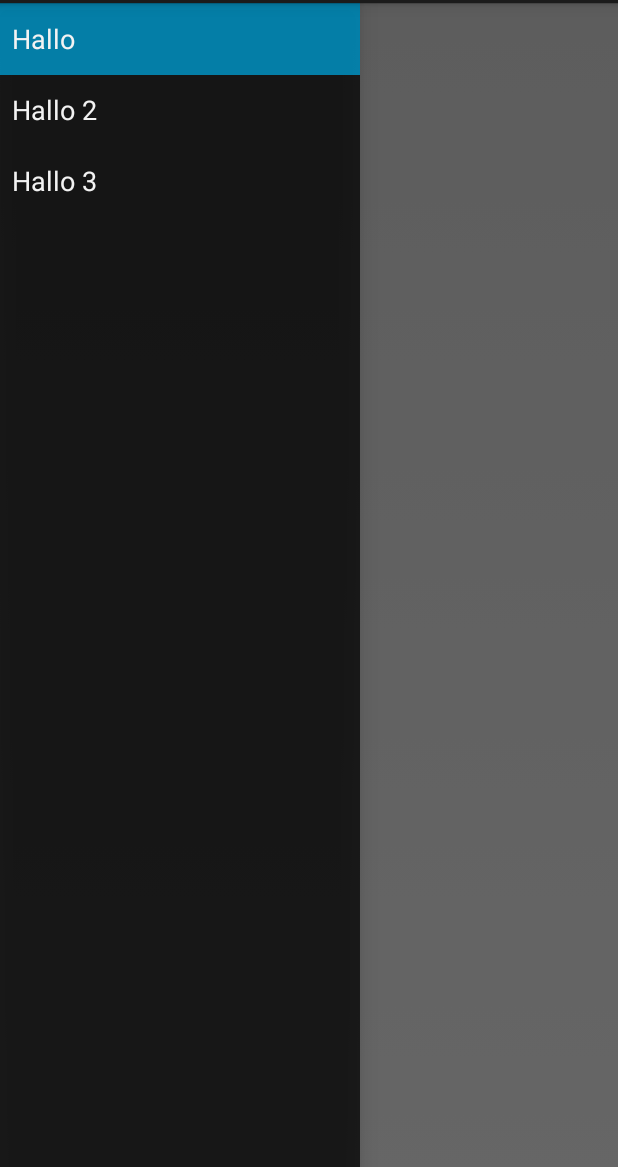
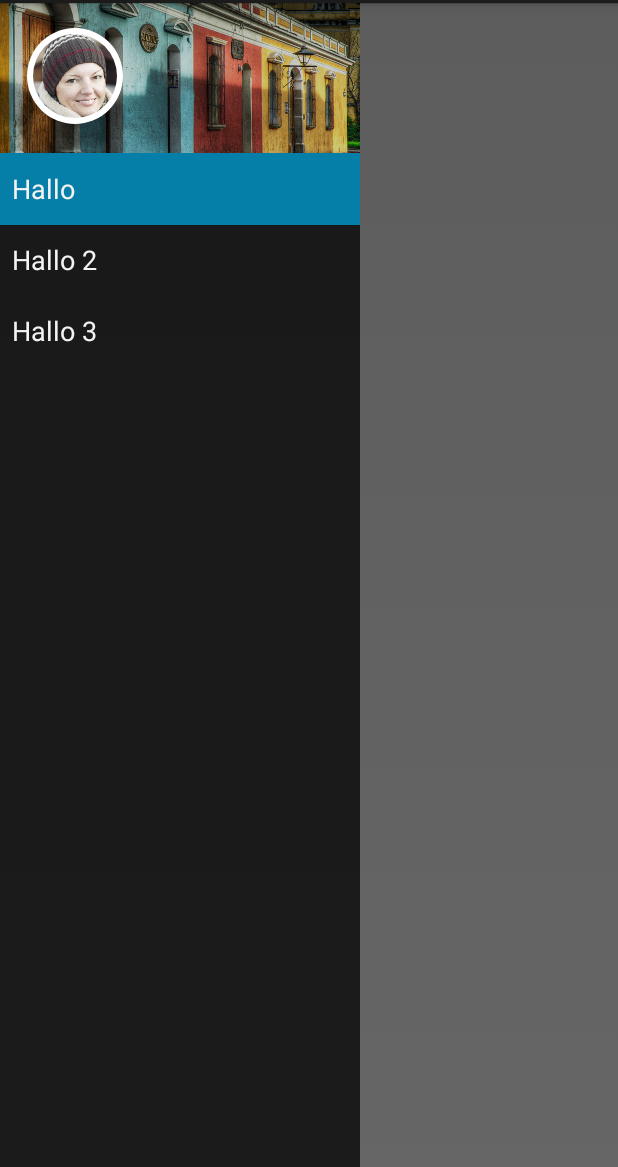
Before and after one commit to graetzer/fly2moon, an Android app: the screen it shows after launch (MainActivity), on a phone screen of 412 x 824 dp, the part 69-1236 px from its top. Run offline under Robolectric (Android 15) with nearby library versions, the light colour scheme and no system bars; our stand-ins replace CircleImageView; 2 statements that could not run were skipped.

Commit message:
NavigationDrawer Update

```diff
--- a/App/MissionMoon/app/src/main/java/de/trivago/missionmoon/NavigationDrawerFragment.java
+++ b/App/MissionMoon/app/src/main/java/de/trivago/missionmoon/NavigationDrawerFragment.java
@@ -68,8 +68,8 @@ public class NavigationDrawerFragment extends Fragment {
 
     @Override
     public View onCreateView(LayoutInflater inflater, ViewGroup container, Bundle savedInstanceState) {
-        mDrawerListView = (ListView) inflater.inflate(
-                R.layout.fragment_navigation_drawer, container, false);
+        View frag = inflater.inflate(R.layout.fragment_navigation_drawer, container, false);
+        mDrawerListView = (ListView) frag.findViewById(R.id.listViewFragmentNavDrawer);
         mDrawerListView.setOnItemClickListener(new AdapterView.OnItemClickListener() {
             @Override
             public void onItemClick(AdapterView<?> parent, View view, int position, long id) {
@@ -86,7 +86,7 @@ public class NavigationDrawerFragment extends Fragment {
                         "Hallo 3",
                 }));
         mDrawerListView.setItemChecked(mCurrentSelectedPosition, true);
-        return mDrawerListView;
+        return frag;
     }
 
     public boolean isDrawerOpen() {
--- a/App/MissionMoon/app/src/main/res/layout/fragment_navigation_drawer.xml
+++ b/App/MissionMoon/app/src/main/res/layout/fragment_navigation_drawer.xml
@@ -1,9 +1,36 @@
-<ListView xmlns:android="http://schemas.android.com/apk/res/android"
-    xmlns:tools="http://schemas.android.com/tools"
-    android:layout_width="match_parent"
+<LinearLayout xmlns:android="http://schemas.android.com/apk/res/android"
+    android:orientation="vertical"
     android:layout_height="match_parent"
-    android:choiceMode="singleChoice"
-    android:divider="@android:color/transparent"
-    android:dividerHeight="0dp"
-    android:background="#bb000000"
-    tools:context=".NavigationDrawerFragment" />
+    android:layout_width="match_parent">
+
+    <RelativeLayout
+        android:layout_width="match_parent"
+        android:layout_height="100dp"
+        android:background="#000">
+
+        <ImageView
+            android:layout_width="match_parent"
+            android:layout_height="match_parent"
+            android:scaleType="centerCrop"
+            android:alpha="0.8"
+            android:src="@drawable/dummy_user_bg"/>
+
+        <de.trivago.missionmoon.CircleImageView
+            android:layout_width="70dp"
+            android:layout_height="70dp"
+            android:layout_marginLeft="15dp"
+            android:layout_centerVertical="true"
+            android:src="@drawable/dummy_user_icon"/>
+
+    </RelativeLayout>
+
+    <ListView
+        android:id="@+id/listViewFragmentNavDrawer"
+        android:layout_width="match_parent"
+        android:layout_height="match_parent"
+        android:choiceMode="singleChoice"
+        android:divider="@android:color/transparent"
+        android:dividerHeight="0dp"
+        android:background="#bb000000" />
+
+</LinearLayout>
```
Also changed, not shown: App/MissionMoon/app/src/main/res/drawable/beerbottle.png (deleted), App/MissionMoon/app/src/main/res/drawable/dummy_user_bg.jpg (added), App/MissionMoon/app/src/main/res/drawable/dummy_user_icon.png (added).
